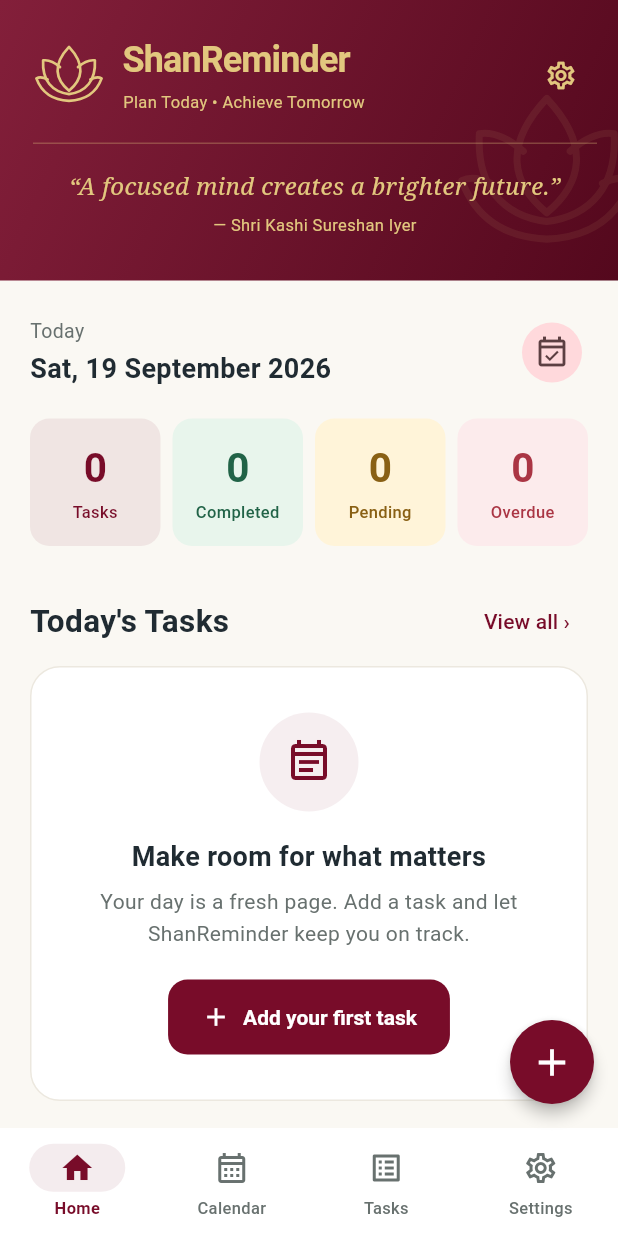
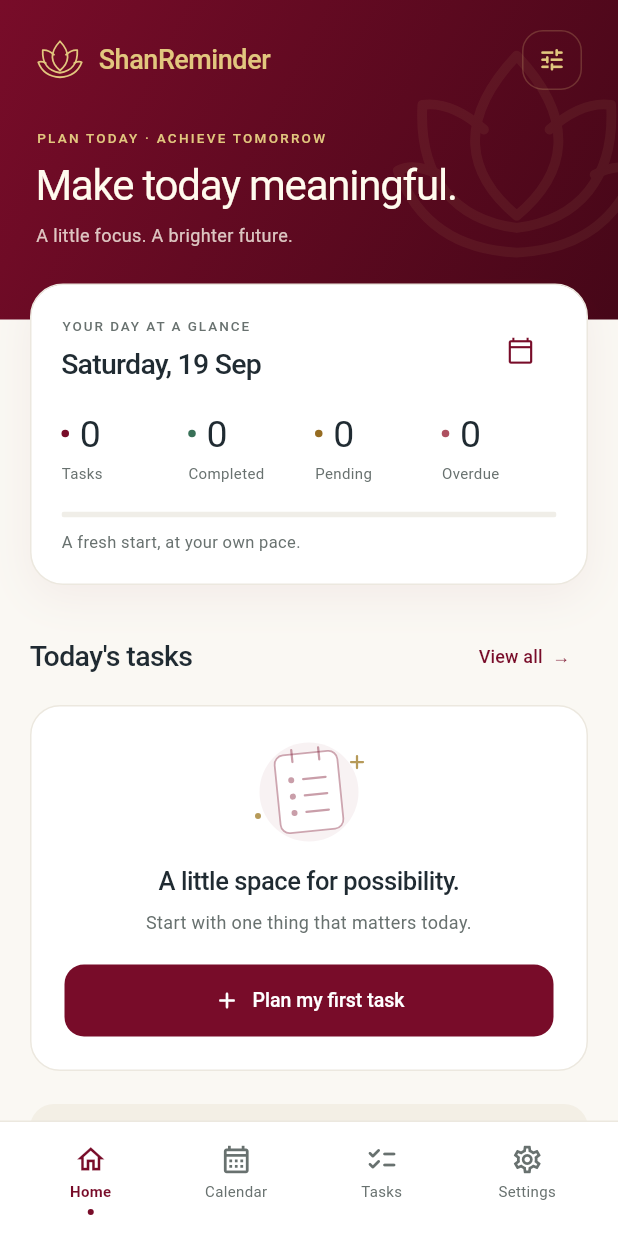
Before and after one commit to sureshaniyer-boop/ShanReminder, a Flutter app: the screen it shows after launch, on a phone screen of 412 x 824 dp. Run offline on Flutter 3.47's test engine with Material 3 defaults, Android fonts, the phone set to English and light mode, and no system bars; our stand-ins replace flutter_local_notifications, flutter_timezone, shared_preferences, timezone.

Commit message:
Refine home proportions, daily overview and empty state; verify theme layouts

```diff
--- a/lib/screens/home_screen.dart
+++ b/lib/screens/home_screen.dart
@@ -36,148 +36,216 @@ class _HomeScreenState extends State<HomeScreen> {
 
   @override
   Widget build(BuildContext context) {
-    final pages = [_dashboard(), _calendar(), _allTasks(), SettingsScreen(themeName: widget.themeName, onThemeChanged: widget.onThemeChanged)];
+    final pages = [_dashboard(), _calendar(), _allTasks(),
+      SettingsScreen(themeName: widget.themeName, onThemeChanged: widget.onThemeChanged)];
+    final todayHasTasks = widget.tasks.any((t) => _sameDay(t.dueAt, DateTime.now()));
     return Scaffold(
-      appBar: _index == 0 ? null : AppBar(title: Text(['Home', 'Calendar', 'Tasks', 'Settings'][_index])),
+      appBar: _index == 0 ? null : AppBar(
+        title: Text(['Home', 'Calendar', 'Tasks', 'Settings'][_index])),
       body: SafeArea(top: _index != 0, bottom: false, child: pages[_index]),
-      floatingActionButton: _index == 3 ? null : FloatingActionButton(tooltip: 'Add task', onPressed: _addTask, child: const Icon(Icons.add, size: 30)),
-      bottomNavigationBar: NavigationBar(
-        selectedIndex: _index,
-        onDestinationSelected: (v) => setState(() => _index = v),
-        destinations: const [
-          NavigationDestination(icon: Icon(Icons.home_outlined), selectedIcon: Icon(Icons.home), label: 'Home'),
-          NavigationDestination(icon: Icon(Icons.calendar_month_outlined), selectedIcon: Icon(Icons.calendar_month), label: 'Calendar'),
-          NavigationDestination(icon: Icon(Icons.list_alt_outlined), selectedIcon: Icon(Icons.list_alt), label: 'Tasks'),
-          NavigationDestination(icon: Icon(Icons.settings_outlined), selectedIcon: Icon(Icons.settings), label: 'Settings'),
-        ],
-      ),
+      floatingActionButton: _index == 3 || (_index == 0 && !todayHasTasks)
+        ? null : FloatingActionButton(
+          tooltip: 'Add task', onPressed: _addTask,
+          child: const Icon(Icons.add_rounded, size: 28)),
+      bottomNavigationBar: _navigation(),
+    );
+  }
+
+  Widget _navigation() {
+    const labels = ['Home', 'Calendar', 'Tasks', 'Settings'];
+    const icons = [Icons.home_outlined, Icons.calendar_month_outlined,
+      Icons.checklist_rounded, Icons.settings_outlined];
+    final primary = Theme.of(context).colorScheme.primary;
+    return Container(
+      decoration: const BoxDecoration(color: Colors.white,
+        border: Border(top: BorderSide(color: AppTheme.border))),
+      child: SafeArea(top: false, child: Padding(
+        padding: const EdgeInsets.symmetric(horizontal: 12, vertical: 8),
+        child: Row(children: List.generate(4, (index) {
+          final selected = _index == index;
+          return Expanded(child: Semantics(
+            selected: selected, button: true,
+            child: InkWell(
+              borderRadius: BorderRadius.circular(14),
+              onTap: () => setState(() => _index = index),
+              child: Padding(
+                padding: const EdgeInsets.symmetric(vertical: 6),
+                child: Column(mainAxisSize: MainAxisSize.min, children: [
+                  Icon(icons[index], size: 22,
+                    color: selected ? primary : AppTheme.muted),
+                  const SizedBox(height: 5),
+                  Text(labels[index], textAlign: TextAlign.center,
+                    style: TextStyle(fontSize: 10, height: 1.2,
+                      fontWeight: selected ? FontWeight.w600 : FontWeight.w400,
+                      color: selected ? primary : AppTheme.muted)),
+                  const SizedBox(height: 5),
+                  Container(width: 4, height: 4, decoration: BoxDecoration(
+                    color: selected ? primary : Colors.transparent,
+                    shape: BoxShape.circle)),
+                ]),
+              ),
+            ),
+          ));
+        })),
+      )),
     );
   }
 
   Widget _dashboard() {
     final now = DateTime.now();
-    final today = widget.tasks.where((t) => _sameDay(t.dueAt, now)).toList()..sort((a,b)=>a.dueAt.compareTo(b.dueAt));
+    final today = widget.tasks.where((t) => _sameDay(t.dueAt, now)).toList()
+      ..sort((a,b) => a.dueAt.compareTo(b.dueAt));
     final completed = today.where((t) => t.completed).length;
     final overdue = widget.tasks.where((t) => !t.completed && t.dueAt.isBefore(now)).length;
     final primary = Theme.of(context).colorScheme.primary;
-    final stats = [
-      _stat('Tasks', today.length, primary, primary.withValues(alpha: 0.08)),
-      _stat('Completed', completed, const Color(0xFF216347), const Color(0xFFE8F5EC)),
-      _stat('Pending', today.length - completed, const Color(0xFF896014), const Color(0xFFFFF4D9)),
-      _stat('Overdue', overdue, const Color(0xFFAA3544), const Color(0xFFFCEBEC)),
-    ];
-    return CustomScrollView(
-      slivers: [
-        SliverToBoxAdapter(
-          child: BrandHeader(
-            themeName: widget.themeName,
-            onSettings: () => setState(() => _index = 3),
-          ),
-        ),
-        SliverToBoxAdapter(
-          child: Container(
-            decoration: const BoxDecoration(
-              color: AppTheme.paper,
-              borderRadius: BorderRadius.vertical(top: Radius.circular(28)),
-            ),
-            padding: const EdgeInsets.fromLTRB(20, 24, 20, 100),
-            child: Column(
-              crossAxisAlignment: CrossAxisAlignment.start,
-              children: [
+    return SingleChildScrollView(child: Column(children: [
+      BrandHeader(themeName: widget.themeName,
+        onSettings: () => setState(() => _index = 3)),
+      Transform.translate(
+        offset: const Offset(0, -24),
+        child: Padding(
+          padding: const EdgeInsets.fromLTRB(20, 0, 20, 60),
+          child: Column(crossAxisAlignment: CrossAxisAlignment.start, children: [
+            Container(
+              padding: const EdgeInsets.all(20),
+              decoration: BoxDecoration(
+                color: Colors.white, borderRadius: BorderRadius.circular(22),
+                border: Border.all(color: AppTheme.border),
+                boxShadow: [BoxShadow(
+                  color: primary.withValues(alpha: 0.055),
+                  blurRadius: 24, offset: const Offset(0, 8))],
+              ),
+              child: Column(crossAxisAlignment: CrossAxisAlignment.start, children: [
                 Row(children: [
-                  Expanded(child: Column(
-                    crossAxisAlignment: CrossAxisAlignment.start,
-                    children: [
-                      const Text('Today', style: TextStyle(color: AppTheme.muted, fontSize: 13)),
-                      const SizedBox(height: 4),
-                      Text(DateFormat('EEE, d MMMM yyyy').format(now),
-                        style: const TextStyle(fontSize: 18, fontWeight: FontWeight.w700)),
-                    ],
-                  )),
-                  const SizedBox(width: 8),
-                  IconButton.filledTonal(
+                  Expanded(child: Column(crossAxisAlignment: CrossAxisAlignment.start, children: [
+                    const Text('YOUR DAY AT A GLANCE', style: TextStyle(
+                      fontSize: 9, letterSpacing: 1.3,
+                      fontWeight: FontWeight.w500, color: AppTheme.muted)),
+                    const SizedBox(height: 7),
+                    Text(DateFormat('EEEE, d MMM').format(now),
+                      style: const TextStyle(fontSize: 19, fontWeight: FontWeight.w500,
+                        letterSpacing: -0.5)),
+                  ])),
+                  IconButton(
                     tooltip: 'View upcoming tasks',
                     onPressed: () => setState(() => _index = 1),
-                    icon: const Icon(Icons.event_available_outlined),
-                  ),
+                    icon: Icon(Icons.calendar_today_outlined, size: 19, color: primary)),
                 ]),
-                const SizedBox(height: 20),
+                const SizedBox(height: 16),
                 LayoutBuilder(builder: (context, constraints) {
-                  final columns = constraints.maxWidth < 300 ||
-                      MediaQuery.textScalerOf(context).scale(12) > 16 ? 2 : 4;
-                  return Wrap(
-                    spacing: 8, runSpacing: 8,
+                  final columns = constraints.maxWidth < 280 ||
+                    MediaQuery.textScalerOf(context).scale(12) > 16 ? 2 : 4;
+                  final stats = [
+                    _stat('Tasks', today.length, primary),
+                    _stat('Completed', completed, const Color(0xFF397158)),
+                    _stat('Pending', today.length - completed, const Color(0xFF966C22)),
+                    _stat('Overdue', overdue, const Color(0xFFAE5060)),
+                  ];
+                  return Wrap(spacing: 8, runSpacing: 16,
                     children: stats.map((stat) => SizedBox(
                       width: (constraints.maxWidth - 8 * (columns - 1)) / columns,
-                      child: stat,
-                    )).toList(),
-                  );
+                      child: stat)).toList());
                 }),
-                const SizedBox(height: 26),
-                Row(children: [
-                  const Expanded(child: Text("Today's Tasks",
-                    style: TextStyle(fontSize: 21, fontWeight: FontWeight.w700))),
-                  TextButton(
-                    onPressed: () => setState(() => _index = 2),
-                    child: const Text('View all ›'),
-                  ),
-                ]),
-                const SizedBox(height: 6),
-                if (today.isEmpty) _emptyToday()
-                else ...today.map((task) => TaskTile(
-                  task: task, onChanged: (v) => widget.onToggle(task, v ?? false))),
-              ],
+                const SizedBox(height: 18),
+                ClipRRect(borderRadius: BorderRadius.circular(4),
+                  child: LinearProgressIndicator(
+                    value: today.isEmpty ? 0 : completed / today.length,
+                    minHeight: 4, color: primary,
+                    backgroundColor: const Color(0xFFF0EEE8),
+                    semanticsLabel: 'Today’s task completion',
+                    semanticsValue: today.isEmpty ? 'No tasks today'
+                      : '$completed of ${today.length} completed')),
+                const SizedBox(height: 9),
+                Text(today.isEmpty ? 'A fresh start, at your own pace.'
+                    : '$completed of ${today.length} tasks completed today',
+                  style: const TextStyle(fontSize: 11, color: AppTheme.muted)),
+              ]),
             ),
-          ),
+            const SizedBox(height: 24),
+            Row(children: [
+              const Expanded(child: Text("Today's tasks",
+                style: TextStyle(fontSize: 19, fontWeight: FontWeight.w500,
+                  letterSpacing: -0.4))),
+              TextButton(onPressed: () => setState(() => _index = 2),
+                child: const Text('View all  →', style: TextStyle(fontSize: 12))),
+            ]),
+            const SizedBox(height: 8),
+            if (today.isEmpty) _emptyToday()
+            else ...today.map((task) => TaskTile(
+              task: task, onChanged: (v) => widget.onToggle(task, v ?? false))),
+            const SizedBox(height: 22),
+            Container(
+              width: double.infinity,
+              padding: const EdgeInsets.fromLTRB(16, 16, 16, 16),
+              decoration: BoxDecoration(
+                color: const Color(0xFFF3EFE5),
+                borderRadius: BorderRadius.circular(16)),
+              child: Row(crossAxisAlignment: CrossAxisAlignment.start, children: [
+                const Icon(Icons.format_quote_rounded, size: 22, color: Color(0xFF977539)),
+                const SizedBox(width: 10),
+                const Expanded(child: Column(
+                  crossAxisAlignment: CrossAxisAlignment.start, children: [
+                    Text('A focused mind creates a brighter future.',
+                      style: TextStyle(fontSize: 13, height: 1.5,
+                        fontStyle: FontStyle.italic, color: Color(0xFF685637))),
+                    SizedBox(height: 6),
+                    Text('— Shri Kashi Sureshan Iyer',
+                      style: TextStyle(fontSize: 10, height: 1.4, color: Color(0xFF786747))),
+                  ])),
+              ]),
+            ),
+          ]),
         ),
-      ],
+      ),
+    ]));
+  }
+
+  Widget _emptyToday() {
+    final primary = Theme.of(context).colorScheme.primary;
+    return Container(
+      width: double.infinity,
+      padding: const EdgeInsets.fromLTRB(22, 22, 22, 22),
+      decoration: BoxDecoration(
+        color: Colors.white,
+        borderRadius: BorderRadius.circular(20),
+        border: Border.all(color: AppTheme.border)),
+      child: Column(children: [
+        SizedBox(height: 70, width: 100,
+          child: CustomPaint(painter: _PlannerIllustration(primary))),
+        const SizedBox(height: 13),
+        const Text('A little space for possibility.',
+          textAlign: TextAlign.center,
+          style: TextStyle(fontSize: 17, fontWeight: FontWeight.w500, letterSpacing: -0.3)),
+        const SizedBox(height: 7),
+        const Text('Start with one thing that matters today.',
+          textAlign: TextAlign.center,
+          style: TextStyle(fontSize: 12, color: AppTheme.muted, height: 1.5)),
+        const SizedBox(height: 19),
+        SizedBox(width: double.infinity, child: FilledButton.icon(
+          onPressed: _addTask,
+          style: FilledButton.styleFrom(
+            minimumSize: const Size(0, 48),
+            padding: const EdgeInsets.symmetric(horizontal: 16, vertical: 14)),
+          icon: const Icon(Icons.add_rounded, size: 18),
+          label: const Text('Plan my first task',
+            style: TextStyle(fontSize: 13, fontWeight: FontWeight.w500)))),
+      ]),
     );
   }
 
-  Widget _emptyToday() => Container(
-    width: double.infinity,
-    padding: const EdgeInsets.symmetric(horizontal: 24, vertical: 30),
-    decoration: BoxDecoration(
-      color: Colors.white,
-      borderRadius: BorderRadius.circular(20),
-      border: Border.all(color: AppTheme.border),
-    ),
-    child: Column(children: [
-      Container(
-        padding: const EdgeInsets.all(17),
-        decoration: BoxDecoration(
-          color: Theme.of(context).colorScheme.primary.withValues(alpha: 0.07),
-          shape: BoxShape.circle,
-        ),
-        child: Icon(Icons.event_note_outlined, size: 32,
-          color: Theme.of(context).colorScheme.primary),
-      ),
-      const SizedBox(height: 18),
-      const Text('Make room for what matters',
-        textAlign: TextAlign.center,
-        style: TextStyle(fontSize: 18, fontWeight: FontWeight.w700)),
-      const SizedBox(height: 8),
-      const Text('Your day is a fresh page. Add a task and let ShanReminder keep you on track.',
-        textAlign: TextAlign.center,
-        style: TextStyle(color: AppTheme.muted, height: 1.5)),
-      const SizedBox(height: 20),
-      FilledButton.icon(
-        onPressed: _addTask,
-        icon: const Icon(Icons.add, size: 20),
-        label: const Text('Add your first task'),
-      ),
-    ]),
-  );
-
-  Widget _stat(String label, int value, Color foreground, Color background) => Container(
-    padding: const EdgeInsets.symmetric(vertical: 15, horizontal: 4),
-    decoration: BoxDecoration(color: background, borderRadius: BorderRadius.circular(13)),
-    child: Column(children: [
-      Text('$value', style: TextStyle(color: foreground, fontSize: 27, fontWeight: FontWeight.w700)),
-      const SizedBox(height: 4),
-      Text(label, textAlign: TextAlign.center,
-        style: TextStyle(color: foreground, fontSize: 11, fontWeight: FontWeight.w500)),
-    ]),
+  Widget _stat(String label, int value, Color color) => Column(
+    crossAxisAlignment: CrossAxisAlignment.start,
+    children: [
+      Row(children: [
+        Container(width: 5, height: 5, decoration: BoxDecoration(
+          color: color, shape: BoxShape.circle)),
+        const SizedBox(width: 7),
+        Flexible(child: Text('$value', style: const TextStyle(
+          fontSize: 25, height: 1.2, fontWeight: FontWeight.w400, color: AppTheme.ink))),
+      ]),
+      const SizedBox(height: 5),
+      Text(label, style: const TextStyle(fontSize: 10, color: AppTheme.muted)),
+    ],
   );
 
   Widget _allTasks() {
@@ -201,3 +269,42 @@ class _HomeScreenState extends State<HomeScreen> {
     if (task != null) await widget.onAdd(task);
   }
 }
+
+class _PlannerIllustration extends CustomPainter {
+  final Color primary;
+  _PlannerIllustration(this.primary);
+
+  @override
+  void paint(Canvas canvas, Size size) {
+    canvas.save();
+    canvas.scale(size.width / 100, size.height / 70);
+    final fill = Paint()..color = primary.withValues(alpha: 0.055);
+    canvas.drawCircle(const Offset(50, 35), 33, fill);
+    canvas.save();
+    canvas.translate(50, 35);
+    canvas.rotate(-0.10);
+    final paper = RRect.fromRectAndRadius(
+      const Rect.fromLTWH(-21, -26, 42, 52), const Radius.circular(6));
+    canvas.drawRRect(paper, Paint()..color = Colors.white);
+    canvas.drawRRect(paper, Paint()..color = primary.withValues(alpha: 0.35)
+      ..style = PaintingStyle.stroke..strokeWidth = 1.2);
+    final line = Paint()..color = primary.withValues(alpha: 0.4)
+      ..strokeWidth = 1.5..strokeCap = StrokeCap.round;
+    for (final y in [-9.0, 2.0, 13.0]) {
+      canvas.drawCircle(Offset(-11, y), 2, line);
+      canvas.drawLine(Offset(-3, y), Offset(12, y), line);
+    }
+    canvas.drawLine(const Offset(-9,-29), const Offset(-9,-21), line);
+    canvas.drawLine(const Offset(9,-29), const Offset(9,-21), line);
+    canvas.restore();
+    final gold = Paint()..color = const Color(0xFFB69A59)..strokeWidth = 1.5
+      ..strokeCap = StrokeCap.round;
+    canvas.drawLine(const Offset(82,11), const Offset(82,19), gold);
+    canvas.drawLine(const Offset(78,15), const Offset(86,15), gold);
+    canvas.drawCircle(const Offset(16,51), 2, gold);
+    canvas.restore();
+  }
+
+  @override
+  bool shouldRepaint(covariant _PlannerIllustration oldDelegate) => primary != oldDelegate.primary;
+}
--- a/lib/widgets/brand_header.dart
+++ b/lib/widgets/brand_header.dart
@@ -11,62 +11,49 @@ class BrandHeader extends StatelessWidget {
   Widget build(BuildContext context) {
     final cream = themeName == 'Cream';
     final base = AppTheme.themeColors[themeName] ?? AppTheme.themeColors['Maroon']!;
-    final accent = cream ? const Color(0xFF875915) : AppTheme.gold;
+    final gold = cream ? const Color(0xFF785119) : AppTheme.gold;
+    final foreground = cream ? const Color(0xFF44341E) : const Color(0xFFFFFBEE);
     return AnnotatedRegion<SystemUiOverlayStyle>(
       value: cream ? SystemUiOverlayStyle.dark : SystemUiOverlayStyle.light,
       child: Container(
-        decoration: BoxDecoration(
-          gradient: LinearGradient(
+        decoration: BoxDecoration(gradient: LinearGradient(
           begin: Alignment.topLeft, end: Alignment.bottomRight,
-            colors: cream
-                ? [const Color(0xFFFFFCF3), base]
-                : [Color.lerp(base, Colors.white, 0.08)!, Color.lerp(base, Colors.black, 0.3)!],
-          ),
-        ),
-        child: SafeArea(
-          bottom: false,
-          child: Stack(children: [
-            Positioned(right: -15, bottom: 10,
-              child: Opacity(opacity: 0.08,
-                child: LotusMark(color: accent, size: 125))),
+          colors: cream ? [const Color(0xFFFBF4E5), base]
+            : [base, Color.lerp(base, Colors.black, 0.42)!],
+        )),
+        child: SafeArea(bottom: false, child: Stack(children: [
+          Positioned(right: -20, bottom: 20, child: Opacity(
+            opacity: 0.065, child: LotusMark(color: gold, size: 175))),
           Padding(
-              padding: const EdgeInsets.fromLTRB(22, 24, 14, 28),
-              child: Column(children: [
+            padding: const EdgeInsets.fromLTRB(24, 16, 20, 48),
+            child: Column(crossAxisAlignment: CrossAxisAlignment.start, children: [
               Row(children: [
-                  LotusMark(color: accent, size: 48),
-                  const SizedBox(width: 12),
-                  Expanded(child: Column(
-                    crossAxisAlignment: CrossAxisAlignment.start,
-                    children: [
-                      Text('ShanReminder', style: TextStyle(
-                        color: accent, fontSize: 24, fontWeight: FontWeight.w600,
-                        letterSpacing: -0.6)),
-                      const SizedBox(height: 5),
-                      Text('Plan Today • Achieve Tomorrow',
-                        style: TextStyle(color: accent, fontSize: 11, height: 1.4)),
-                    ],
-                  )),
+                LotusMark(color: gold, size: 32),
+                const SizedBox(width: 10),
+                Expanded(child: Text('ShanReminder', style: TextStyle(
+                  fontSize: 18, fontWeight: FontWeight.w500, color: gold,
+                  letterSpacing: -0.3))),
                 IconButton(
-                    tooltip: 'Appearance and settings',
-                    onPressed: onSettings,
-                    icon: Icon(Icons.settings_outlined, color: accent, size: 22),
-                  ),
+                  tooltip: 'Appearance and settings', onPressed: onSettings,
+                  style: IconButton.styleFrom(
+                    side: BorderSide(color: gold.withValues(alpha: 0.22)),
+                    shape: RoundedRectangleBorder(borderRadius: BorderRadius.circular(14))),
+                  icon: Icon(Icons.tune_rounded, size: 19, color: gold)),
               ]),
-                const SizedBox(height: 19),
-                Divider(color: accent.withValues(alpha: 0.3), height: 1),
-                const SizedBox(height: 17),
-                Text('“A focused mind creates a brighter future.”',
-                  textAlign: TextAlign.center,
-                  style: TextStyle(color: accent, fontFamily: 'serif',
-                    fontStyle: FontStyle.italic, fontSize: 16, height: 1.5)),
-                const SizedBox(height: 5),
-                Text('— Shri Kashi Sureshan Iyer',
-                  textAlign: TextAlign.center,
-                  style: TextStyle(color: accent, fontSize: 11, height: 1.5)),
+              const SizedBox(height: 22),
+              Text('PLAN TODAY · ACHIEVE TOMORROW', style: TextStyle(
+                fontSize: 9, fontWeight: FontWeight.w500,
+                letterSpacing: 1.5, color: gold)),
+              const SizedBox(height: 9),
+              Text('Make today meaningful.', style: TextStyle(
+                fontSize: 28, height: 1.15, fontWeight: FontWeight.w400,
+                letterSpacing: -0.8, color: foreground)),
+              const SizedBox(height: 9),
+              Text('A little focus. A brighter future.', style: TextStyle(
+                fontSize: 12, height: 1.4, color: foreground.withValues(alpha: 0.78))),
             ]),
           ),
-          ]),
-        ),
+        ])),
       ),
     );
   }
--- a/pubspec.yaml
+++ b/pubspec.yaml
@@ -1,7 +1,7 @@
 name: shan_reminder
 description: A premium personal task and reminder app with selectable gold-accent themes.
 publish_to: 'none'
-version: 1.1.0+2
+version: 1.2.0+3
 
 environment:
   sdk: '>=3.10.0 <4.0.0'
```
Also changed, not shown: 2 other files. Lines whose indentation alone changed are shown as unchanged.
